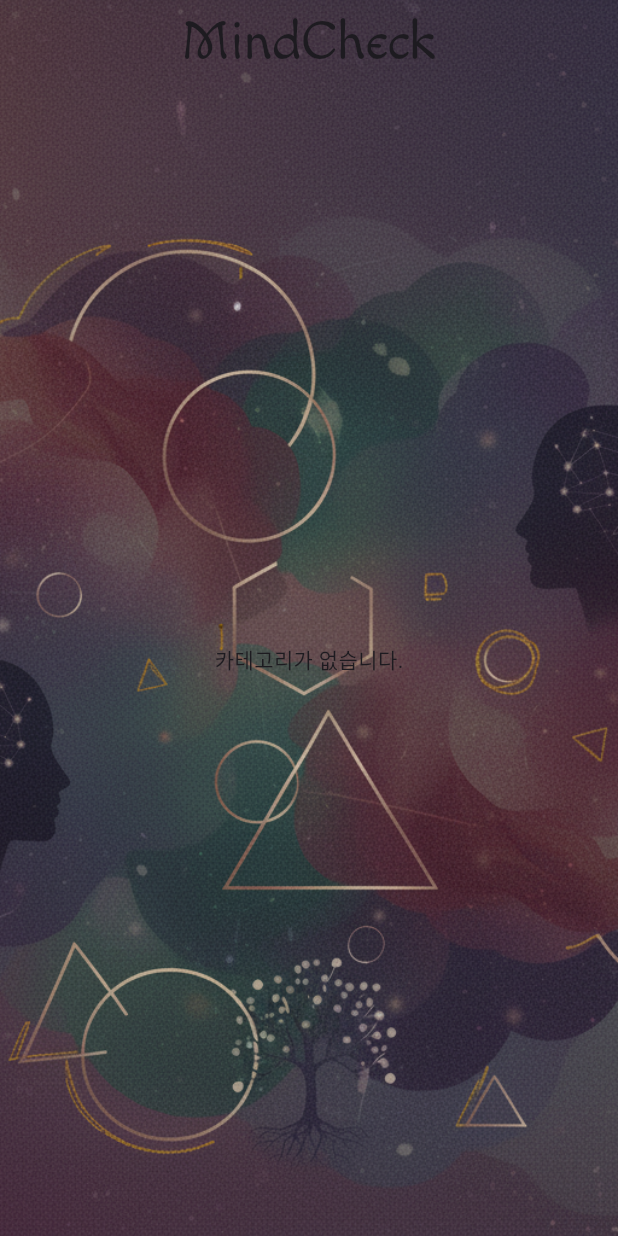
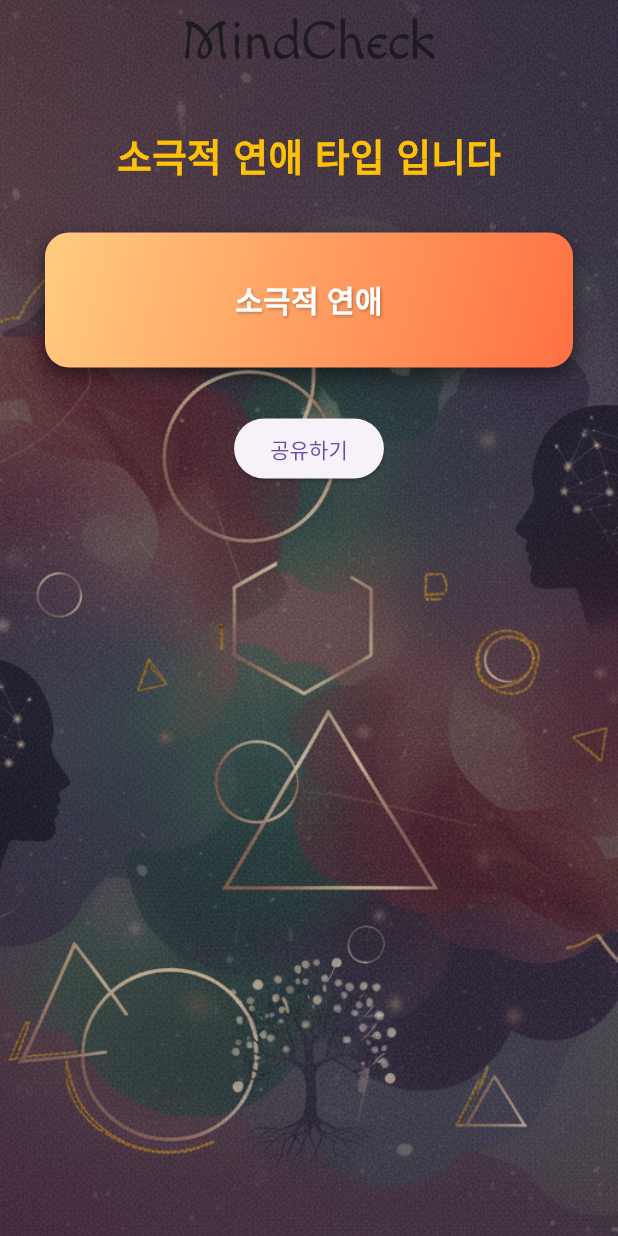
Before and after one commit to shsseok/mindcheck_app_repo, a Flutter app: the screen it shows after launch, on a phone screen of 412 x 824 dp. Run offline on Flutter 3.47's test engine with Material 3 defaults, Android fonts, the phone set to English and light mode, and no system bars; our stand-ins replace flutter_dotenv, shared_preferences, supabase_flutter; missing offline and left inert: dart_openai; accounts and stored records are empty.

Commit message:
[Feat] 현재까지 개발 내용 Commit 결과화면 개발진행중

```diff
--- a/lib/main.dart
+++ b/lib/main.dart
@@ -2,6 +2,7 @@ import 'package:dart_openai/dart_openai.dart';
 import 'package:flutter/material.dart';
 import 'package:flutter_dotenv/flutter_dotenv.dart';
 import 'package:mindcheck_app/app_init.dart';
+import 'package:mindcheck_app/screens/result_screen.dart';
 import 'package:supabase_flutter/supabase_flutter.dart';
 import 'screens/main_screen.dart'; // MainScreen 파일 import (경로에 맞게 수정)
 
@@ -26,7 +27,7 @@ class MyApp extends StatelessWidget {
   @override
   Widget build(BuildContext context) {
     return const MaterialApp(
-       home: MainScreen(), // 앱 시작 시 표시할 화면시작 시 MainScreen으로 이동
+       home: ResultScreen(), // 앱 시작 시 표시할 화면시작 시 MainScreen으로 이동
     );
   }
 }
--- /dev/null
+++ b/lib/screens/result_screen.dart
@@ -0,0 +1,68 @@
+import 'package:flutter/material.dart';
+import 'package:mindcheck_app/widgets/my_card.dart';
+
+class ResultScreen extends StatelessWidget {
+  const ResultScreen({super.key});
+
+  @override
+  Widget build(BuildContext context) {
+    return Scaffold(
+      extendBodyBehindAppBar: true,
+      appBar: AppBar(
+        title: const Text(
+          'MindCheck',
+         style: TextStyle(
+          fontFamily: 'Macondo',
+          fontSize: 36,
+         ),
+        ),
+        centerTitle: true,
+        backgroundColor: Colors.transparent,
+        elevation: 0,
+      ),
+      body: Container(
+        decoration: const BoxDecoration(
+          image: DecorationImage(
+            image: AssetImage('assets/images/background_image.png'),
+            fit: BoxFit.cover,
+          ),
+        ),
+        child: SafeArea(
+          child: Column(
+            children: [
+              SizedBox(height: 30),
+              Row(
+                mainAxisAlignment: MainAxisAlignment.center,
+                children: [
+                  const Text(
+                    "소극적 연애 타입 입니다",
+                  style: TextStyle(
+                    fontFamily: 'Macondo',
+                    fontSize: 25,
+                    fontWeight: FontWeight.bold,
+                    color: Colors.amber),
+                  ),
+                  ]
+                ),
+                Column(
+                  children: [
+                    MyCard(
+                    borderRadius: 16,
+                    backgroundColor: Colors.black,
+                    content: "소극적 연애",
+                    ),
+                    ElevatedButton(
+                      onPressed: (){
+                        print("공유하기 기능");
+                      }
+                    ,child: Text("공유하기"))
+                  ],
+                )
+            ],
+          ),
+        ),
+        ),
+
+    );
+  }
+}
--- a/lib/services/user_answer_service.dart
+++ b/lib/services/user_answer_service.dart
@@ -19,4 +19,5 @@ class UserAnswerService {
     return true;
 
  }
+
 }
--- /dev/null
+++ b/lib/widgets/my_card.dart
@@ -0,0 +1,54 @@
+import 'package:flutter/material.dart';
+
+class MyCard extends StatelessWidget {
+  final Color backgroundColor;
+  final double borderRadius;
+  final String content;
+  const MyCard({
+    super.key,
+    this.backgroundColor = Colors.white,
+    this.borderRadius = 16,
+    required this.content,
+  });
+
+@override
+  Widget build(BuildContext context) {
+    return Container(
+      padding: const EdgeInsets.symmetric(vertical: 30, horizontal: 20),
+      margin: const EdgeInsets.all(30),
+      decoration: BoxDecoration(
+        gradient: LinearGradient(
+          colors: [Colors.orange.shade200, Colors.deepOrange.shade400],
+          begin: Alignment.topLeft,
+          end: Alignment.bottomRight,
+        ),
+        borderRadius: BorderRadius.circular(borderRadius),
+        boxShadow: [
+          BoxShadow(
+            color: Colors.black.withOpacity(0.5),
+            blurRadius: 12,
+            offset: const Offset(0,5),
+          ),
+        ],
+      ),
+      child: Center(
+        child: Text(
+          content,
+          textAlign: TextAlign.center,
+          style: const TextStyle(
+            color: Colors.white,
+            fontSize: 20,
+            fontWeight: FontWeight.bold,
+            shadows: [
+              Shadow(
+                color: Colors.black26,
+                offset: Offset(1, 1),
+                blurRadius: 2,
+              ),
+            ],
+          ),
+        ),
+      ),
+    );
+  }
+}
```
Also changed, not shown: lib/screens/question_screen.dart (+40 -15 lines), lib/services/answer_service.dart (+16 -0 lines), lib/services/question_manege.dart (+14 -2 lines).
